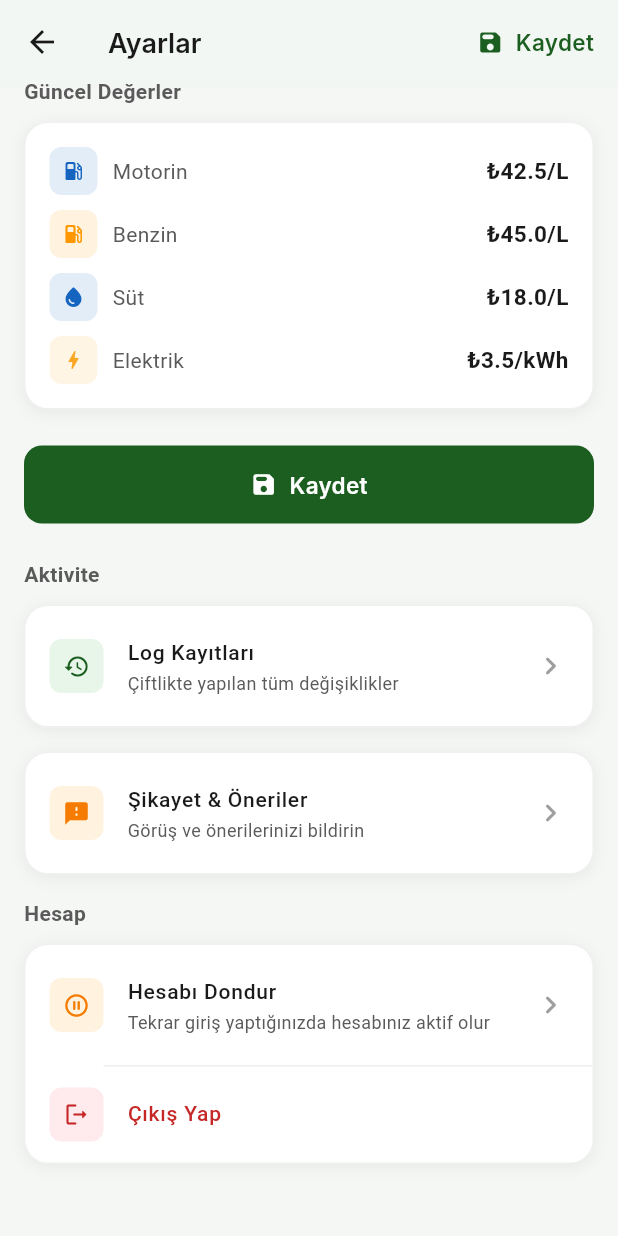
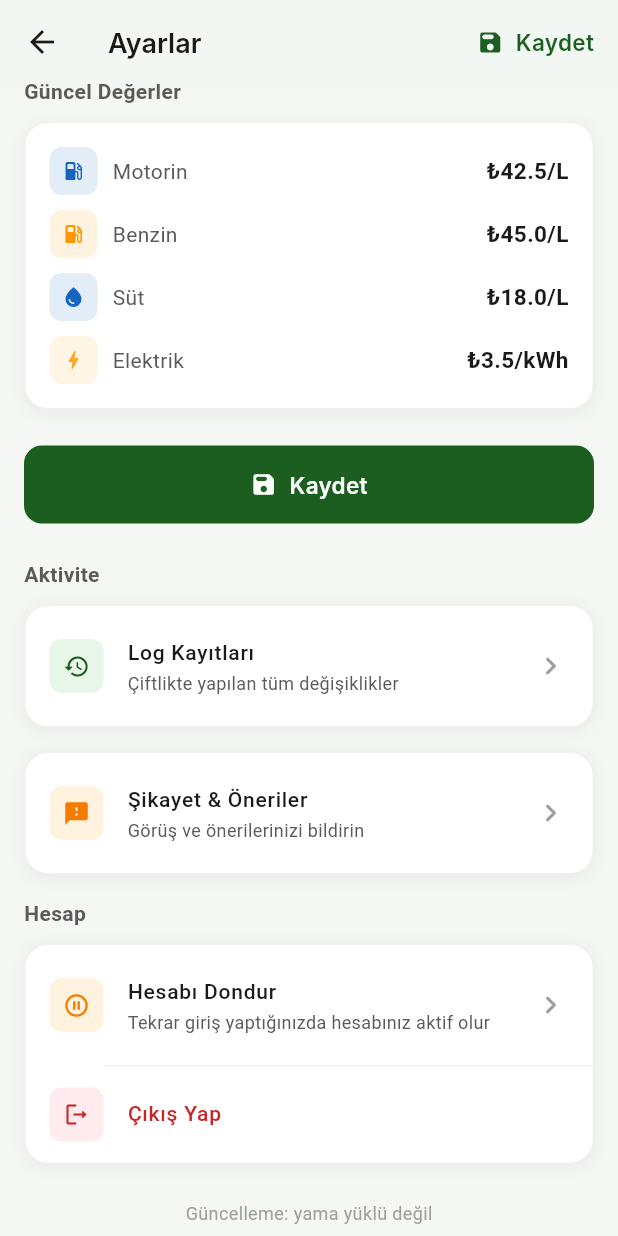
Before and after one commit to ramazan29arslan/ciftlik, a Flutter app: the SettingsPage screen opened by its route, scrolled down 661 dp, on a phone screen of 412 x 824 dp. Run offline on Flutter 3.47's test engine with Material 3 defaults, Android fonts, the phone set to English and light mode, and no system bars; our stand-ins replace cloud_firestore, equatable, file_picker, firebase_auth, firebase_core, firebase_storage and 8 more; missing offline and left inert: flutter_pdfview, shorebird_code_push; accounts and stored records are empty; Roboto replaces fonts that are missing (Inter).

Commit message:
Ayarlar sayfasina yuklu guncelleme numarasi eklendi
Co-Authored-By: Claude Opus 5 <noreply@anthropic.com>

```diff
--- a/lib/core/services/update_service.dart
+++ b/lib/core/services/update_service.dart
@@ -60,6 +60,12 @@ class UpdateService {
   /// Yamayı indirir. İndirme bittiğinde yama *bir sonraki açılışta* devreye
   /// girer — bu çağrı çalışan uygulamayı değiştirmez.
   Future<void> download() => _updater.update();
+
+  /// O an çalışan yamanın numarası. Hiç yama uygulanmadıysa null döner.
+  Future<int?> currentPatchNumber() async {
+    if (!_updater.isAvailable) return null;
+    return (await _updater.readCurrentPatch())?.number;
+  }
 }
 
 final updateServiceProvider = Provider<UpdateService>((ref) => UpdateService());
--- a/lib/features/auth/presentation/pages/settings_page.dart
+++ b/lib/features/auth/presentation/pages/settings_page.dart
@@ -5,6 +5,7 @@ import '../../../../core/theme/app_colors.dart';
 import '../../../../core/router/app_router.dart';
 import '../../../../core/di/settings_provider.dart';
 import '../../../../core/di/providers.dart';
+import '../../../../core/services/update_service.dart';
 import '../../../../shared/widgets/app_card.dart';
 import '../../data/repositories/auth_repository.dart';
 import '../providers/auth_provider.dart';
@@ -305,6 +306,8 @@ class _SettingsPageState extends ConsumerState<SettingsPage> {
                 ],
               ),
             ),
+            const SizedBox(height: 24),
+            const _PatchFooter(),
             const SizedBox(height: 32),
           ],
         ),
@@ -478,3 +481,30 @@ class _SummaryRow extends StatelessWidget {
     );
   }
 }
+
+/// Ayarlar sayfasinin altinda o an calisan OTA yamasini gosterir.
+class _PatchFooter extends ConsumerWidget {
+  const _PatchFooter();
+
+  @override
+  Widget build(BuildContext context, WidgetRef ref) {
+    return FutureBuilder<int?>(
+      future: ref.read(updateServiceProvider).currentPatchNumber(),
+      builder: (context, snapshot) {
+        final number = snapshot.data;
+        final label = number == null
+            ? 'Güncelleme: yama yüklü değil'
+            : 'Güncelleme: yama #$number yüklü';
+        return Center(
+          child: Text(
+            label,
+            style: const TextStyle(
+              fontSize: 12,
+              color: AppColors.textTertiary,
+            ),
+          ),
+        );
+      },
+    );
+  }
+}
```
